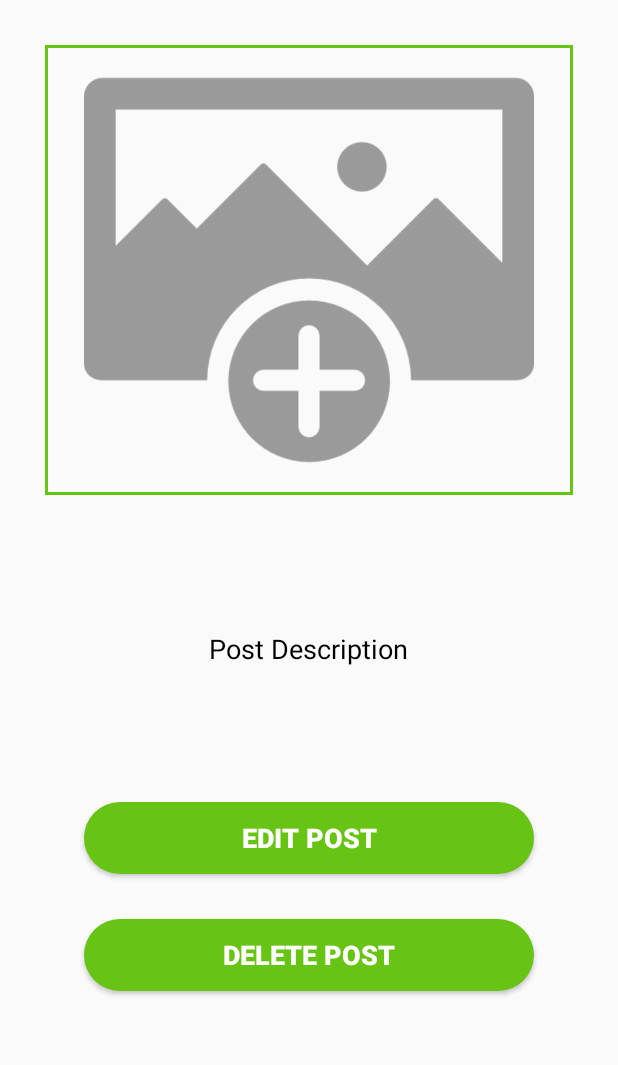
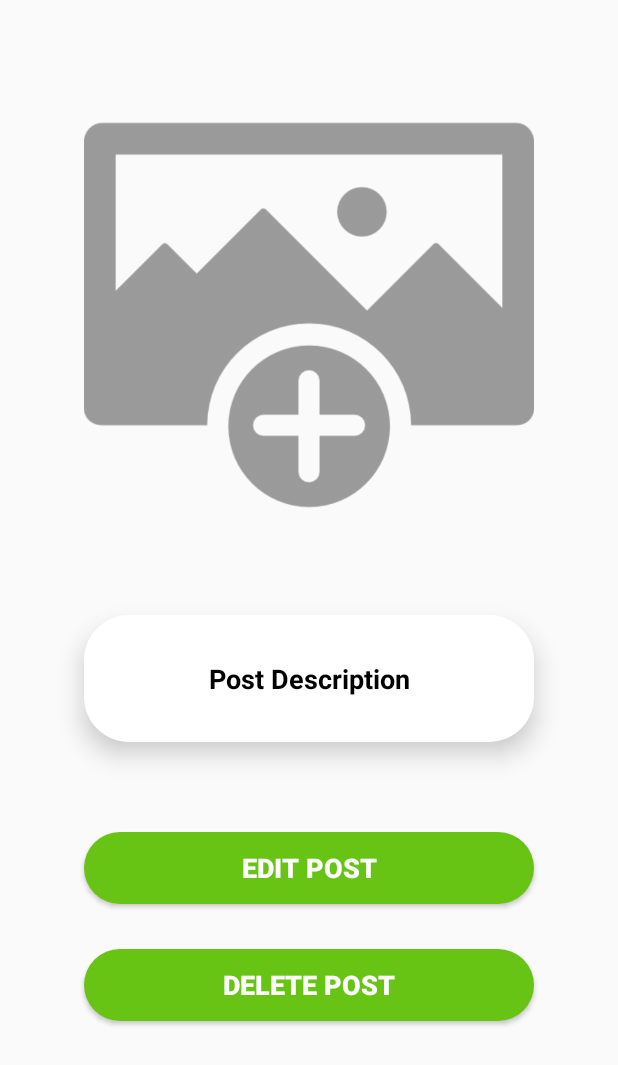
Before and after one commit to ankur1305/SocialNetwork, an Android app: the layout activity_click_post.xml on its own in the app's theme, with its tools: preview values and no code run, on a phone screen of 412 x 824 dp. Shown: the top 1065 px of the screen. Run offline under Robolectric (Android 15) with nearby library versions, the phone set to English and light mode, and no system bars.

Commit message:
Modified Changes

```diff
--- a/app/src/main/res/layout/activity_click_post.xml
+++ b/app/src/main/res/layout/activity_click_post.xml
@@ -8,24 +8,30 @@
 
     <ImageView
         android:id="@+id/click_post_image"
-        android:layout_width="wrap_content"
+        android:layout_width="match_parent"
         android:layout_height="300dp"
-        android:background="@drawable/post_border"
-        android:layout_margin="30dp"
+        android:layout_marginStart="30dp"
+        android:layout_marginTop="60dp"
+        android:layout_marginEnd="30dp"
+        android:layout_marginBottom="30dp"
         android:scaleType="centerInside"
         app:srcCompat="@drawable/select_image" />
 
     <TextView
         android:id="@+id/click_post_description"
-        android:layout_width="wrap_content"
+        android:layout_width="300dp"
         android:layout_height="wrap_content"
         android:layout_below="@id/click_post_image"
         android:layout_centerHorizontal="true"
-        android:layout_marginTop="30dp"
+        android:layout_marginTop="20dp"
+        android:background="@drawable/inputs"
+        android:elevation="10dp"
         android:padding="30dp"
         android:text="Post Description"
+        android:textAlignment="center"
         android:textColor="@android:color/black"
-        android:textSize="18sp" />
+        android:textSize="18sp"
+        android:textStyle="bold" />
 
     <Button
         android:id="@+id/edit_post_button"
```
Also changed, not shown: app/src/main/java/com/example/socialnetwork/ClickPostActivity.java (+17 -3 lines).
